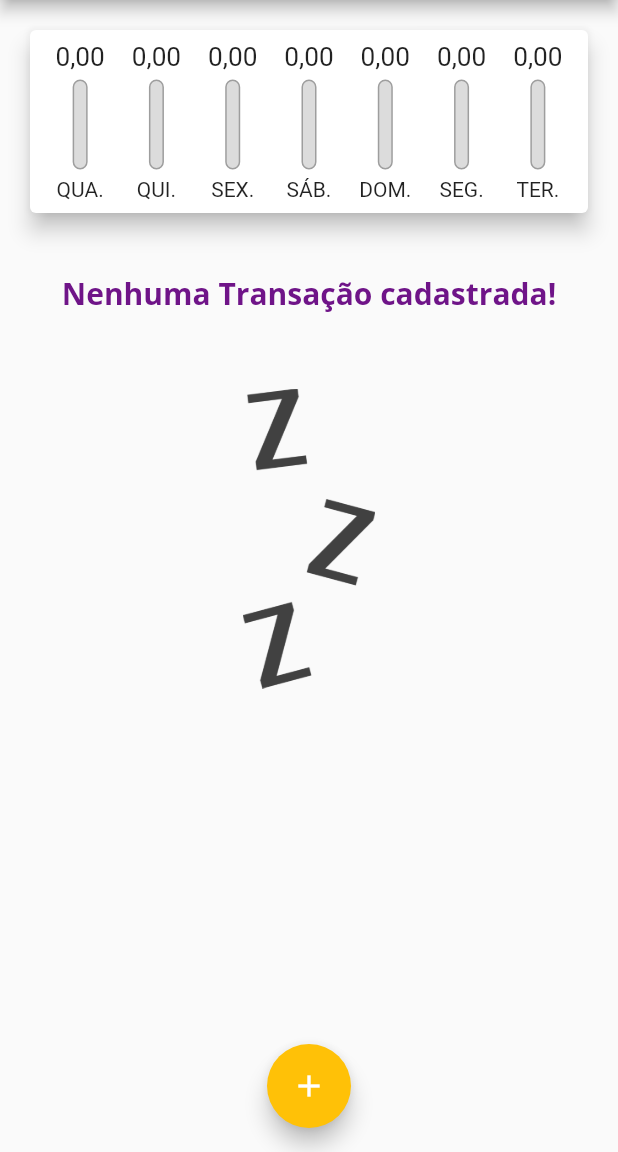
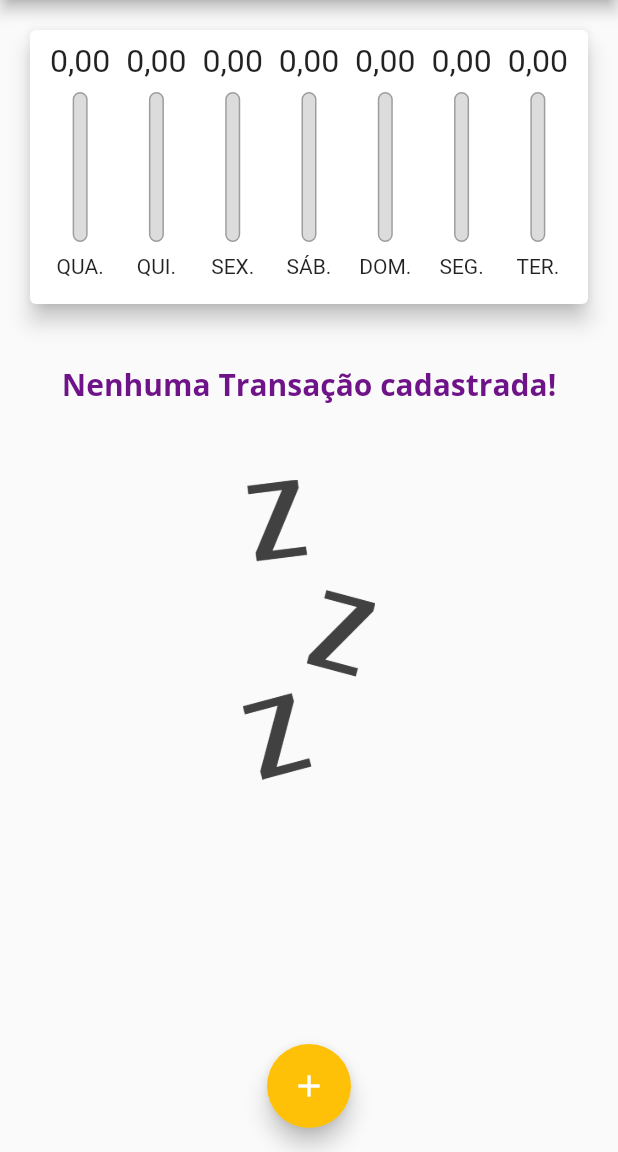
Before and after one commit to WellysonP/Depesas_Pessoais, a Flutter app: the screen it shows after launch, on a phone screen of 412 x 824 dp, the part 84-1236 px from its top. Run offline on Flutter 3.47's test engine with Material 2 defaults, Android fonts, the phone set to English and light mode, and no system bars.

Commit message:
ajustado MediaQuery para ChartBox

```diff
--- a/lib/componentes/chart_bar.dart
+++ b/lib/componentes/chart_bar.dart
@@ -1,4 +1,5 @@
 import 'package:flutter/material.dart';
+import 'package:flutter/rendering.dart';
 import 'package:intl/intl.dart';
 
 class ChartBar extends StatelessWidget {
@@ -11,19 +12,21 @@ class ChartBar extends StatelessWidget {
 
   @override
   Widget build(BuildContext context) {
+    return LayoutBuilder(
+      builder: (ctx, constraints) {
         return Column(
           children: [
             Container(
-          height: 20,
+              height: constraints.maxHeight * 0.15,
               child: FittedBox(
-            child: Text(
-                NumberFormat.currency(locale: "pt", customPattern: " #,###.# ")
+                child: Text(NumberFormat.currency(
+                        locale: "pt", customPattern: " #,###.# ")
                     .format(value)),
               ),
             ),
-        SizedBox(height: 5),
+            SizedBox(height: constraints.maxHeight * 0.05),
             Container(
-          height: 60,
+              height: constraints.maxHeight * 0.6,
               width: 10,
               child: Stack(
                 alignment: Alignment.bottomCenter,
@@ -50,9 +53,14 @@ class ChartBar extends StatelessWidget {
                 ],
               ),
             ),
-        SizedBox(height: 5),
-        Text(label)
+            SizedBox(height: constraints.maxHeight * 0.05),
+            Container(
+              height: constraints.maxHeight * 0.15,
+              child: Text(label),
+            )
           ],
+        );
+      },
     );
   }
 }
--- a/lib/main.dart
+++ b/lib/main.dart
@@ -100,22 +100,38 @@ class _MyHomePageState extends State<MyHomePage> {
 
   @override
   Widget build(BuildContext context) {
+    final appBar = AppBar(
+      title: Text(
+        "Despesas Pessoais",
+        style: TextStyle(
+          fontSize: 20 * MediaQuery.of(context).textScaleFactor,
+        ),
+      ),
+      actions: [
+        IconButton(
+          onPressed: () => _openTransactionFormModal(context),
+          icon: Icon(Icons.add),
+        )
+      ],
+    );
+    final availableHeight = MediaQuery.of(context).size.height -
+        appBar.preferredSize.height -
+        MediaQuery.of(context).padding.top;
+
     return Scaffold(
-      appBar: AppBar(
-        title: Text("Despesas Pessoais"),
-        actions: [
-          IconButton(
-            onPressed: () => _openTransactionFormModal(context),
-            icon: Icon(Icons.add),
-          )
-        ],
-      ),
+      appBar: appBar,
       body: SingleChildScrollView(
         child: Column(
           crossAxisAlignment: CrossAxisAlignment.stretch,
           children: [
-            Chart(_recentTransacrions),
-            TransactionList(_transactions, _removeTransaction),
+            Container(
+              height: availableHeight * (0.29),
+              child: Chart(_recentTransacrions),
+            ),
+            Container(
+              height: availableHeight * 0.71,
+              child: TransactionList(_transactions, _removeTransaction),
+            ),
           ],
         ),
       ),
```
Lines whose indentation alone changed are shown as unchanged.
